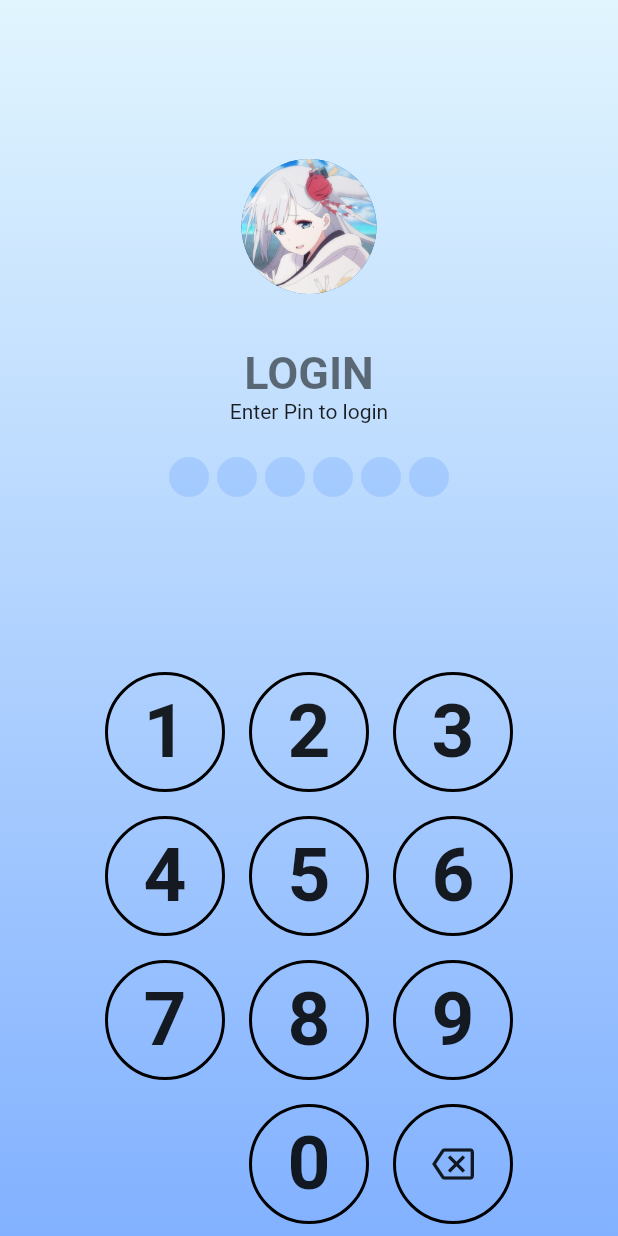
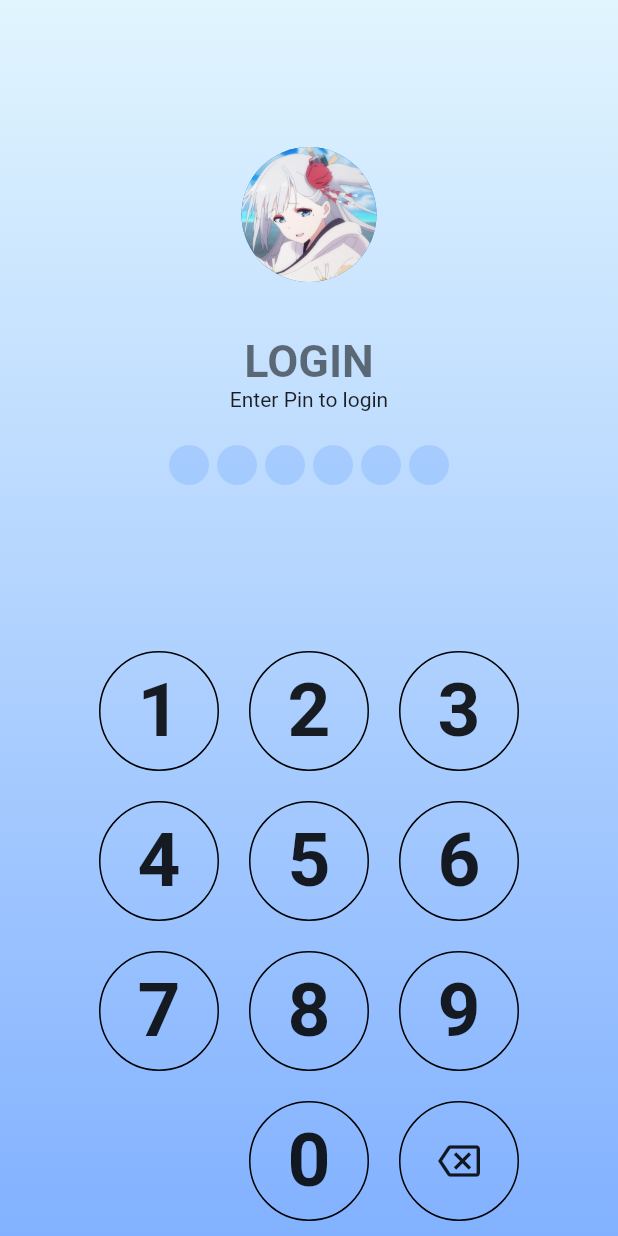
Before and after one commit to Brone7777/HomeWork10, a Flutter app: the screen it shows after launch, on a phone screen of 412 x 824 dp. Run offline on Flutter 3.47's test engine with Material 2 defaults, Android fonts, the phone set to English and light mode, and no system bars; our stand-ins replace google_fonts; missing offline and left inert: numeric_keyboard.

Commit message:
update 24/9/2021

```diff
--- a/lib/pages/login/login_page.dart
+++ b/lib/pages/login/login_page.dart
@@ -1,7 +1,7 @@
 import 'package:flutter/cupertino.dart';
 import 'package:flutter/material.dart';
 import 'package:food/pages/Homepage.dart';
-
+import 'package:numeric_keyboard/numeric_keyboard.dart';
 
 class LoginPage extends StatefulWidget {
   const LoginPage({Key? key}) : super(key: key);
@@ -93,7 +93,7 @@ class _LoginPageState extends State<LoginPage> {
                       mainAxisAlignment: MainAxisAlignment.center,
                       children: row.map((item) {
                         return Padding(
-                          padding: const EdgeInsets.all(8.0),
+                          padding: const EdgeInsets.all(10.0),
                           child: LoginButton(
                             //Right Click -> Refactor -> Extract Flutter Widget <Create new Class>
                             number: item,
@@ -252,7 +252,8 @@ class LoginButton extends StatelessWidget {
             ? null
             : BoxDecoration(
                 shape: BoxShape.circle,
-                border: Border.all(width: 2.0),
+                border: Border.all(width: 1.0),
+                // color: Colors.grey,
                 //border width 0.0 : 1px of device (hair line)
               ),
         child: Center(
--- a/pubspec.yaml
+++ b/pubspec.yaml
@@ -24,6 +24,7 @@ dependencies:
   flutter:
     sdk: flutter
   google_fonts: ^2.1.0
+  numeric_keyboard: ^1.1.0
 
 
   # The following adds the Cupertino Icons font to your application.
```
Also changed, not shown: pubspec.lock.
